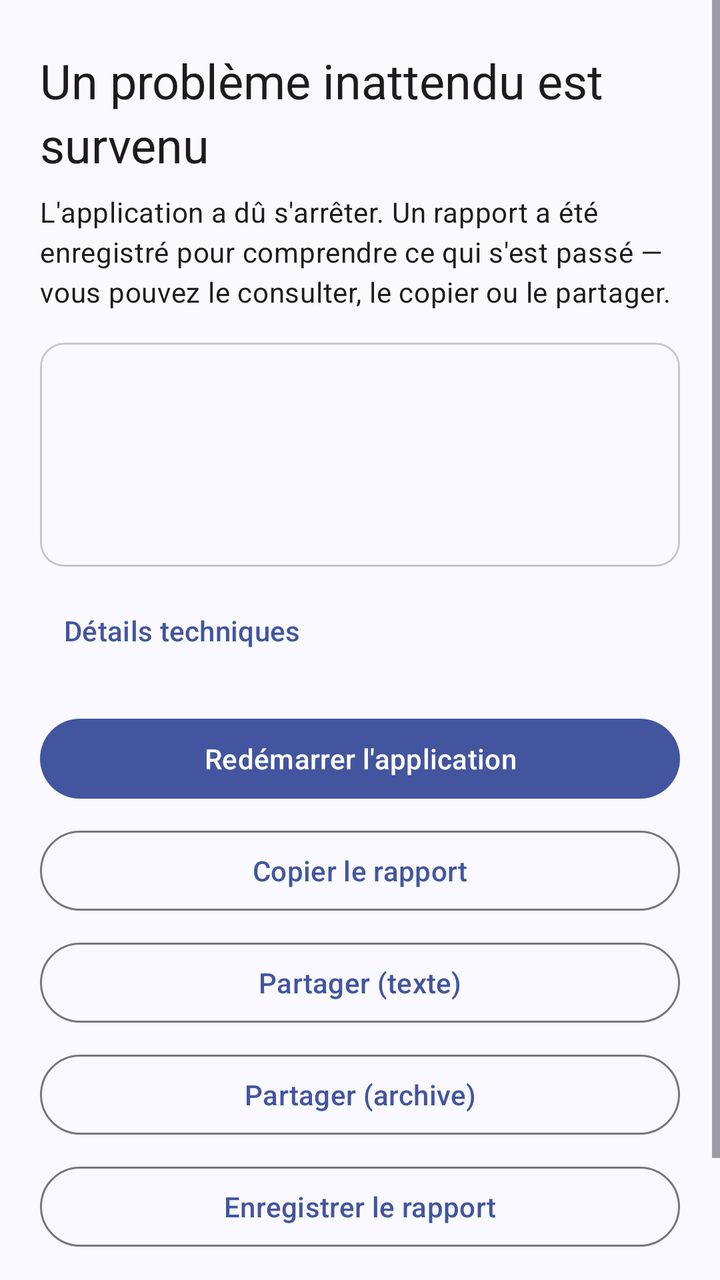
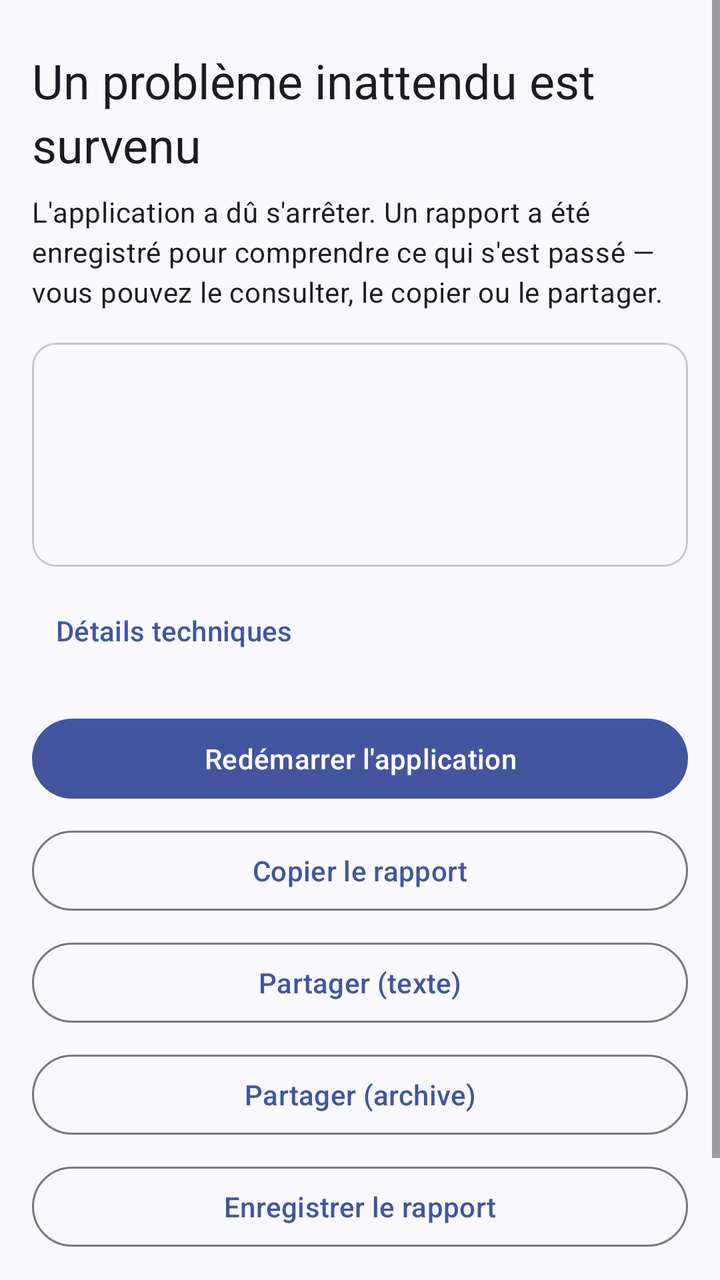

Compare the two renders of this Android layout. The source of the first and the diff that turns it into the second are given below.
<!-- AndroidManifest.xml: activity theme Theme.CodeIDE -->
<!-- res/layout/activity_crash.xml -->
<?xml version="1.0" encoding="utf-8"?>
<ScrollView xmlns:android="http://schemas.android.com/apk/res/android"
    xmlns:tools="http://schemas.android.com/tools"
    android:layout_width="match_parent"
    android:layout_height="match_parent"
    android:fillViewport="true">

    <LinearLayout
        android:layout_width="match_parent"
        android:layout_height="wrap_content"
        android:orientation="vertical"
        android:paddingStart="20dp"
        android:paddingEnd="20dp"
        android:paddingTop="24dp"
        android:paddingBottom="24dp">

        <TextView
            android:id="@+id/crash_titre"
            android:layout_width="match_parent"
            android:layout_height="wrap_content"
            android:textAppearance="?attr/textAppearanceHeadlineSmall"
            android:accessibilityHeading="true"
            tools:targetApi="28"
            android:text="@string/crash_titre_live" />

        <TextView
            android:id="@+id/crash_message"
            android:layout_width="match_parent"
            android:layout_height="wrap_content"
            android:layout_marginTop="8dp"
            android:textAppearance="?attr/textAppearanceBodyMedium"
            android:text="@string/crash_message_live" />

        <com.google.android.material.card.MaterialCardView
            android:id="@+id/crash_carte_resume"
            android:layout_width="match_parent"
            android:layout_height="wrap_content"
            android:layout_marginTop="16dp">

            <LinearLayout
                android:layout_width="match_parent"
                android:layout_height="wrap_content"
                android:orientation="vertical"
                android:padding="12dp">

                <TextView
                    android:id="@+id/crash_detail_type"
                    android:layout_width="match_parent"
                    android:layout_height="wrap_content"
                    android:textAppearance="?attr/textAppearanceBodyMedium" />

                <TextView
                    android:id="@+id/crash_detail_ecran"
                    android:layout_width="match_parent"
                    android:layout_height="wrap_content"
                    android:layout_marginTop="4dp"
                    android:textAppearance="?attr/textAppearanceBodyMedium" />

                <TextView
                    android:id="@+id/crash_detail_version"
                    android:layout_width="match_parent"
                    android:layout_height="wrap_content"
                    android:layout_marginTop="4dp"
                    android:textAppearance="?attr/textAppearanceBodyMedium" />

                <TextView
                    android:id="@+id/crash_detail_date"
                    android:layout_width="match_parent"
                    android:layout_height="wrap_content"
                    android:layout_marginTop="4dp"
                    android:textAppearance="?attr/textAppearanceBodyMedium" />
            </LinearLayout>
        </com.google.android.material.card.MaterialCardView>

        <TextView
            android:id="@+id/crash_conseil_boucle"
            android:layout_width="match_parent"
            android:layout_height="wrap_content"
            android:layout_marginTop="12dp"
            android:textAppearance="?attr/textAppearanceBodyMedium"
            android:textColor="?attr/colorError"
            android:visibility="gone"
            android:text="@string/crash_conseil_boucle" />

        <Button
            android:id="@+id/crash_bouton_details"
            style="@style/Widget.Material3.Button.TextButton"
            android:layout_width="wrap_content"
            android:layout_height="wrap_content"
            android:layout_marginTop="8dp"
            android:minHeight="48dp"
            android:text="@string/crash_details_ouvrir" />

        <TextView
            android:id="@+id/crash_trace"
            android:layout_width="match_parent"
            android:layout_height="wrap_content"
            android:layout_marginTop="8dp"
            android:background="?attr/colorSurfaceVariant"
            android:fontFamily="monospace"
            android:padding="8dp"
            android:textIsSelectable="true"
            android:textSize="12sp"
            android:visibility="gone"
            android:importantForAccessibility="no" />

        <TextView
            android:id="@+id/crash_appareil"
            android:layout_width="match_parent"
            android:layout_height="wrap_content"
            android:layout_marginTop="8dp"
            android:textAppearance="?attr/textAppearanceBodySmall"
            android:visibility="gone" />

        <Space
            android:layout_width="match_parent"
            android:layout_height="0dp"
            android:layout_weight="1" />

        <Button
            android:id="@+id/crash_bouton_redemarrer"
            android:layout_width="match_parent"
            android:layout_height="wrap_content"
            android:layout_marginTop="16dp"
            android:minHeight="48dp"
            android:text="@string/crash_bouton_redemarrer" />

        <Button
            android:id="@+id/crash_bouton_copier"
            style="@style/Widget.Material3.Button.OutlinedButton"
            android:layout_width="match_parent"
            android:layout_height="wrap_content"
            android:layout_marginTop="8dp"
            android:minHeight="48dp"
            android:text="@string/crash_bouton_copier" />

        <Button
            android:id="@+id/crash_bouton_partager"
            style="@style/Widget.Material3.Button.OutlinedButton"
            android:layout_width="match_parent"
            android:layout_height="wrap_content"
            android:layout_marginTop="8dp"
            android:minHeight="48dp"
            android:text="@string/crash_bouton_partager" />

        <Button
            android:id="@+id/crash_bouton_zip"
            style="@style/Widget.Material3.Button.OutlinedButton"
            android:layout_width="match_parent"
            android:layout_height="wrap_content"
            android:layout_marginTop="8dp"
            android:minHeight="48dp"
            android:text="@string/crash_bouton_zip" />

        <Button
            android:id="@+id/crash_bouton_enregistrer"
            style="@style/Widget.Material3.Button.OutlinedButton"
            android:layout_width="match_parent"
            android:layout_height="wrap_content"
            android:layout_marginTop="8dp"
            android:minHeight="48dp"
            android:text="@string/crash_bouton_enregistrer" />

        <Button
            android:id="@+id/crash_bouton_vider_cache"
            style="@style/Widget.Material3.Button.OutlinedButton"
            android:layout_width="match_parent"
            android:layout_height="wrap_content"
            android:layout_marginTop="8dp"
            android:minHeight="48dp"
            android:textColor="?attr/colorError"
            android:visibility="gone"
            android:text="@string/crash_bouton_vider_cache" />

        <Button
            android:id="@+id/crash_bouton_fermer"
            style="@style/Widget.Material3.Button.TextButton"
            android:layout_width="match_parent"
            android:layout_height="wrap_content"
            android:layout_marginTop="8dp"
            android:minHeight="48dp"
            android:text="@string/crash_bouton_fermer" />

    </LinearLayout>
</ScrollView>
<!-- resources referenced by this layout -->
<resources>
  <string name="crash_bouton_fermer">Fermer</string>
  <color name="codeide_primary">#43559E</color>
  <color name="codeide_on_primary">#FFFFFF</color>
  <color name="codeide_primary_container">#DCE1FF</color>
  <color name="codeide_secondary">#595D72</color>
  <color name="codeide_on_secondary">#FFFFFF</color>
  <color name="codeide_tertiary">#75546F</color>
  <color name="codeide_on_tertiary">#FFFFFF</color>
  <color name="codeide_error">#BA1A1A</color>
  <color name="codeide_on_error">#FFFFFF</color>
  <color name="codeide_error_container">#FFDAD6</color>
  <color name="codeide_on_error_container">#410002</color>
  <color name="codeide_background">#F9F9FF</color>
  <color name="codeide_on_background">#1A1B21</color>
  <color name="codeide_surface">#F9F9FF</color>
  <color name="codeide_on_surface">#1A1B21</color>
  <color name="codeide_surface_variant">#E2E1EC</color>
  <color name="codeide_on_surface_variant">#46464F</color>
  <color name="codeide_inverse_surface">#2F3037</color>
  <color name="codeide_on_inverse_surface">#F1F0F8</color>
  <color name="codeide_outline">#767680</color>
  <color name="codeide_outline_variant">#C6C5D0</color>
  <color name="codeide_journal_debug">#5F6368</color>
  <color name="codeide_journal_info">#1A5FB4</color>
  <color name="codeide_journal_warn">#9A6700</color>
  <color name="codeide_journal_error">#B3261E</color>
  <color name="codeide_stdout">#3C4043</color>
  <color name="codeide_stderr">#B3261E</color>
  <color name="codeide_succes">#2E7D32</color>
  <color name="codeide_info">#1A5FB4</color>
  <color name="codeide_succes_container">#DDEFE0</color>
  <color name="codeide_avertissement">#9A6700</color>
  <color name="codeide_canal_sync">#0E7490</color>
  <color name="codeide_canal_build">#1E6EC8</color>
  <color name="codeide_canal_taches">#7C3AED</color>
  <color name="codeide_canal_etiquette">#FFFFFF</color>
  <color name="codeide_git_ajoute">#2E7D38</color>
  <color name="codeide_git_modifie">#9A6700</color>
  <color name="codeide_git_supprime">#C6362D</color>
  <color name="codeide_langage_kotlin">#7F52FF</color>
  <color name="codeide_langage_java">#E76F00</color>
  <color name="codeide_langage_gradle">#02303A</color>
  <color name="codeide_langage_markdown">#1A5FB4</color>
  <color name="codeide_langage_xml">#B35C00</color>
  <color name="codeide_langage_json">#7B8A1E</color>
  <dimen name="corner_radius_small">8dp</dimen>
  <dimen name="corner_radius_medium">12dp</dimen>
  <dimen name="corner_radius_large">16dp</dimen>
  <!-- unchanged entries left out for length: 35 -->
</resources>

<!-- the commit's change to res/layout/activity_crash.xml (unified diff, before → after) -->
@@ -1,5 +1,6 @@
 <?xml version="1.0" encoding="utf-8"?>
 <ScrollView xmlns:android="http://schemas.android.com/apk/res/android"
+    xmlns:app="http://schemas.android.com/apk/res-auto"
     xmlns:tools="http://schemas.android.com/tools"
     android:layout_width="match_parent"
     android:layout_height="match_parent"
@@ -9,10 +10,10 @@
         android:layout_width="match_parent"
         android:layout_height="wrap_content"
         android:orientation="vertical"
-        android:paddingStart="20dp"
-        android:paddingEnd="20dp"
-        android:paddingTop="24dp"
-        android:paddingBottom="24dp">
+        android:paddingStart="@dimen/spacing_md"
+        android:paddingEnd="@dimen/spacing_md"
+        android:paddingTop="@dimen/spacing_lg"
+        android:paddingBottom="@dimen/spacing_lg">
 
         <TextView
             android:id="@+id/crash_titre"
@@ -27,21 +28,22 @@
             android:id="@+id/crash_message"
             android:layout_width="match_parent"
             android:layout_height="wrap_content"
-            android:layout_marginTop="8dp"
+            android:layout_marginTop="@dimen/spacing_sm"
             android:textAppearance="?attr/textAppearanceBodyMedium"
             android:text="@string/crash_message_live" />
 
         <com.google.android.material.card.MaterialCardView
             android:id="@+id/crash_carte_resume"
+            style="@style/Widget.CodeIDE.Card"
             android:layout_width="match_parent"
             android:layout_height="wrap_content"
-            android:layout_marginTop="16dp">
+            android:layout_marginTop="@dimen/spacing_md"
+            app:contentPadding="@dimen/spacing_md_compact">
 
             <LinearLayout
                 android:layout_width="match_parent"
                 android:layout_height="wrap_content"
-                android:orientation="vertical"
-                android:padding="12dp">
+                android:orientation="vertical">
 
                 <TextView
                     android:id="@+id/crash_detail_type"
@@ -53,21 +55,21 @@
                     android:id="@+id/crash_detail_ecran"
                     android:layout_width="match_parent"
                     android:layout_height="wrap_content"
-                    android:layout_marginTop="4dp"
+                    android:layout_marginTop="@dimen/spacing_xs"
                     android:textAppearance="?attr/textAppearanceBodyMedium" />
 
                 <TextView
                     android:id="@+id/crash_detail_version"
                     android:layout_width="match_parent"
                     android:layout_height="wrap_content"
-                    android:layout_marginTop="4dp"
+                    android:layout_marginTop="@dimen/spacing_xs"
                     android:textAppearance="?attr/textAppearanceBodyMedium" />
 
                 <TextView
                     android:id="@+id/crash_detail_date"
                     android:layout_width="match_parent"
                     android:layout_height="wrap_content"
-                    android:layout_marginTop="4dp"
+                    android:layout_marginTop="@dimen/spacing_xs"
                     android:textAppearance="?attr/textAppearanceBodyMedium" />
             </LinearLayout>
         </com.google.android.material.card.MaterialCardView>
@@ -76,31 +78,31 @@
             android:id="@+id/crash_conseil_boucle"
             android:layout_width="match_parent"
             android:layout_height="wrap_content"
-            android:layout_marginTop="12dp"
+            android:layout_marginTop="@dimen/spacing_md_compact"
             android:textAppearance="?attr/textAppearanceBodyMedium"
             android:textColor="?attr/colorError"
             android:visibility="gone"
             android:text="@string/crash_conseil_boucle" />
 
-        <Button
+        <com.google.android.material.button.MaterialButton
             android:id="@+id/crash_bouton_details"
-            style="@style/Widget.Material3.Button.TextButton"
+            style="@style/Widget.CodeIDE.Button.Text"
             android:layout_width="wrap_content"
             android:layout_height="wrap_content"
-            android:layout_marginTop="8dp"
-            android:minHeight="48dp"
+            android:layout_marginTop="@dimen/spacing_sm"
+            android:minHeight="@dimen/touch_target_min"
             android:text="@string/crash_details_ouvrir" />
 
         <TextView
             android:id="@+id/crash_trace"
             android:layout_width="match_parent"
             android:layout_height="wrap_content"
-            android:layout_marginTop="8dp"
+            android:layout_marginTop="@dimen/spacing_sm"
             android:background="?attr/colorSurfaceVariant"
             android:fontFamily="monospace"
-            android:padding="8dp"
+            android:padding="@dimen/spacing_sm"
             android:textIsSelectable="true"
-            android:textSize="12sp"
+            android:textAppearance="?attr/textAppearanceBodySmall"
             android:visibility="gone"
             android:importantForAccessibility="no" />
 
@@ -108,7 +110,7 @@
             android:id="@+id/crash_appareil"
             android:layout_width="match_parent"
             android:layout_height="wrap_content"
-            android:layout_marginTop="8dp"
+            android:layout_marginTop="@dimen/spacing_sm"
             android:textAppearance="?attr/textAppearanceBodySmall"
             android:visibility="gone" />
 
@@ -117,68 +119,69 @@
             android:layout_height="0dp"
             android:layout_weight="1" />
 
-        <Button
+        <com.google.android.material.button.MaterialButton
             android:id="@+id/crash_bouton_redemarrer"
+            style="@style/Widget.CodeIDE.Button"
             android:layout_width="match_parent"
             android:layout_height="wrap_content"
-            android:layout_marginTop="16dp"
-            android:minHeight="48dp"
+            android:layout_marginTop="@dimen/spacing_md"
+            android:minHeight="@dimen/touch_target_min"
             android:text="@string/crash_bouton_redemarrer" />
 
-        <Button
+        <com.google.android.material.button.MaterialButton
             android:id="@+id/crash_bouton_copier"
-            style="@style/Widget.Material3.Button.OutlinedButton"
+            style="@style/Widget.CodeIDE.Button.Outlined"
             android:layout_width="match_parent"
             android:layout_height="wrap_content"
-            android:layout_marginTop="8dp"
-            android:minHeight="48dp"
+            android:layout_marginTop="@dimen/spacing_sm"
+            android:minHeight="@dimen/touch_target_min"
             android:text="@string/crash_bouton_copier" />
 
-        <Button
+        <com.google.android.material.button.MaterialButton
             android:id="@+id/crash_bouton_partager"
-            style="@style/Widget.Material3.Button.OutlinedButton"
+            style="@style/Widget.CodeIDE.Button.Outlined"
             android:layout_width="match_parent"
             android:layout_height="wrap_content"
-            android:layout_marginTop="8dp"
-            android:minHeight="48dp"
+            android:layout_marginTop="@dimen/spacing_sm"
+            android:minHeight="@dimen/touch_target_min"
             android:text="@string/crash_bouton_partager" />
 
-        <Button
+        <com.google.android.material.button.MaterialButton
             android:id="@+id/crash_bouton_zip"
-            style="@style/Widget.Material3.Button.OutlinedButton"
+            style="@style/Widget.CodeIDE.Button.Outlined"
             android:layout_width="match_parent"
             android:layout_height="wrap_content"
-            android:layout_marginTop="8dp"
-            android:minHeight="48dp"
+            android:layout_marginTop="@dimen/spacing_sm"
+            android:minHeight="@dimen/touch_target_min"
             android:text="@string/crash_bouton_zip" />
 
-        <Button
+        <com.google.android.material.button.MaterialButton
             android:id="@+id/crash_bouton_enregistrer"
-            style="@style/Widget.Material3.Button.OutlinedButton"
+            style="@style/Widget.CodeIDE.Button.Outlined"
             android:layout_width="match_parent"
             android:layout_height="wrap_content"
-            android:layout_marginTop="8dp"
-            android:minHeight="48dp"
+            android:layout_marginTop="@dimen/spacing_sm"
+            android:minHeight="@dimen/touch_target_min"
             android:text="@string/crash_bouton_enregistrer" />
 
-        <Button
+        <com.google.android.material.button.MaterialButton
             android:id="@+id/crash_bouton_vider_cache"
-            style="@style/Widget.Material3.Button.OutlinedButton"
+            style="@style/Widget.CodeIDE.Button.Outlined"
             android:layout_width="match_parent"
             android:layout_height="wrap_content"
-            android:layout_marginTop="8dp"
-            android:minHeight="48dp"
+            android:layout_marginTop="@dimen/spacing_sm"
+            android:minHeight="@dimen/touch_target_min"
             android:textColor="?attr/colorError"
             android:visibility="gone"
             android:text="@string/crash_bouton_vider_cache" />
 
-        <Button
+        <com.google.android.material.button.MaterialButton
             android:id="@+id/crash_bouton_fermer"
-            style="@style/Widget.Material3.Button.TextButton"
+            style="@style/Widget.CodeIDE.Button.Text"
             android:layout_width="match_parent"
             android:layout_height="wrap_content"
-            android:layout_marginTop="8dp"
-            android:minHeight="48dp"
+            android:layout_marginTop="@dimen/spacing_sm"
+            android:minHeight="@dimen/touch_target_min"
             android:text="@string/crash_bouton_fermer" />
 
     </LinearLayout>
<!-- resource entries referenced after the edit -->
@@ -1,6 +1,32 @@
 <!-- resources referenced by this layout -->
 <resources>
+  <dimen name="spacing_lg">24dp</dimen>
+  <dimen name="spacing_md">16dp</dimen>
+  <dimen name="spacing_md_compact">12dp</dimen>
+  <dimen name="spacing_sm">8dp</dimen>
+  <dimen name="spacing_xs">4dp</dimen>
+  <dimen name="touch_target_min">48dp</dimen>
   <string name="crash_bouton_fermer">Fermer</string>
+  <style name="Widget.CodeIDE.Button" parent="Widget.Material3.Button">
+          <item name="android:minHeight">@dimen/touch_target_min</item>
+          <item name="android:textAppearance">@style/TextAppearance.CodeIDE.LabelLarge</item>
+      </style>
+  <style name="Widget.CodeIDE.Button.Outlined" parent="Widget.Material3.Button.OutlinedButton">
+          <item name="android:minHeight">@dimen/touch_target_min</item>
+          <item name="android:textAppearance">@style/TextAppearance.CodeIDE.LabelLarge</item>
+      </style>
+  <style name="Widget.CodeIDE.Button.Text" parent="Widget.Material3.Button.TextButton">
+          <item name="android:minHeight">@dimen/touch_target_min</item>
+      </style>
+  <style name="Widget.CodeIDE.Card" parent="Widget.Material3.CardView.Filled">
+          <item name="cardBackgroundColor">?attr/colorSurface</item>
+          <item name="strokeWidth">@dimen/separateur_epaisseur</item>
+          <item name="strokeColor">?attr/colorOutlineVariant</item>
+          <item name="shapeAppearance">@style/ShapeAppearance.CodeIDE.Medium</item>
+          <item name="cardElevation">@dimen/elevation_aucune</item>
+      </style>
+  <dimen name="separateur_epaisseur">1dp</dimen>
+  <dimen name="elevation_aucune">0dp</dimen>
   <color name="codeide_primary">#43559E</color>
   <color name="codeide_on_primary">#FFFFFF</color>
   <color name="codeide_primary_container">#DCE1FF</color>
